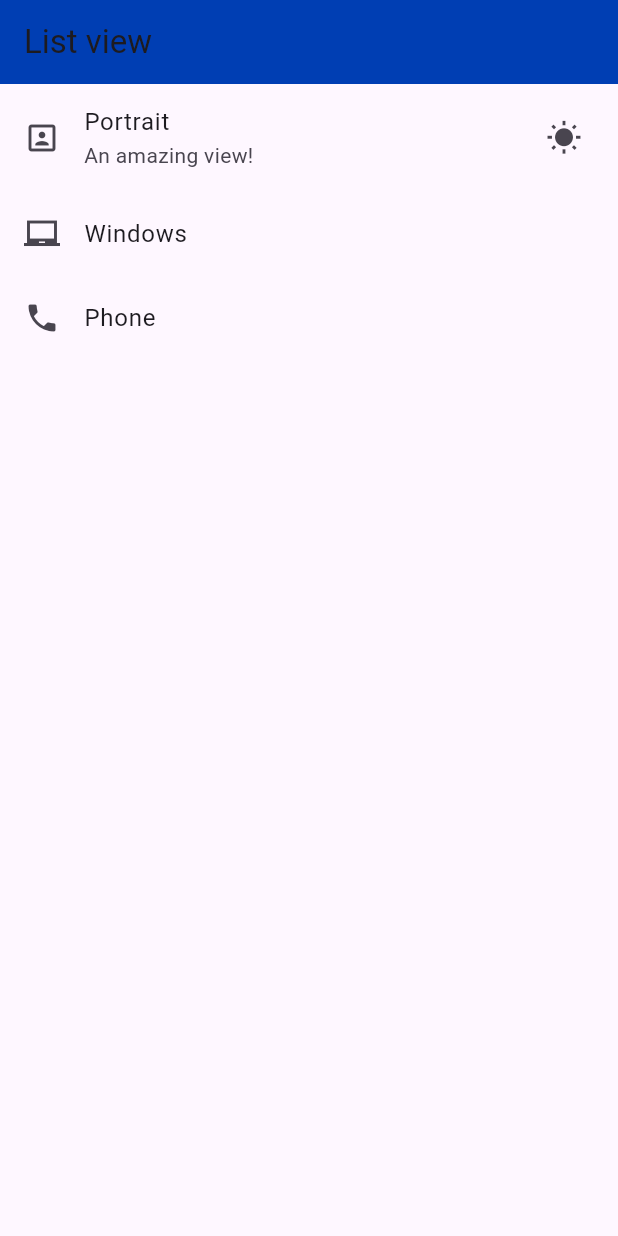
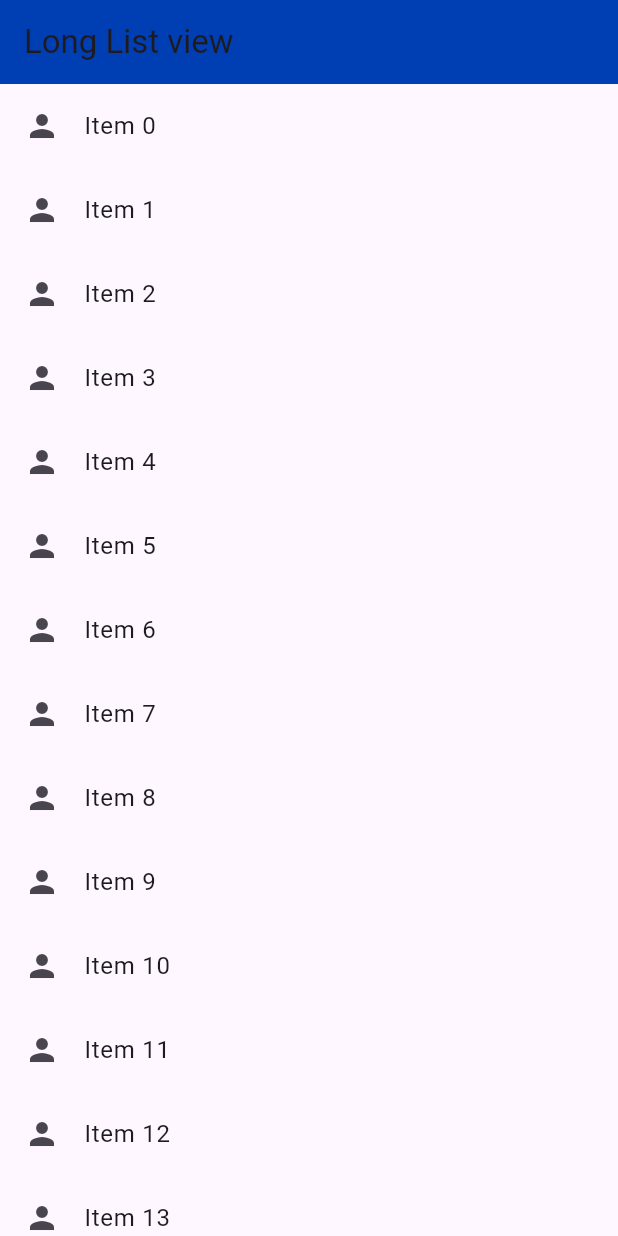
Before and after one commit to Benedict-Ik/Smartherd-flutter-tutorial, a Flutter app: the screen it shows after launch, on a phone screen of 412 x 824 dp. Run offline on Flutter 3.47's test engine with Material 3 defaults, Android fonts, the phone set to English and light mode, and no system bars; missing offline and left inert: dart:js.

Commit message:
Modified main.dart and README.md files, and created LongList.dart file

```diff
--- a/lib/main.dart
+++ b/lib/main.dart
@@ -1,7 +1,8 @@
 // Imports all material UI widgets
+import 'dart:js';
 import "package:flutter/material.dart";
 import 'package:namer_app/widgets/ListView.dart';
-// Importing the first_screen widget in the main file
+import 'package:namer_app/widgets/LongList.dart';
 import './widgets/HomeWidget.dart';
 
 // Paused in tutorial 2.4
@@ -21,9 +22,9 @@ class FlutterApp extends StatelessWidget {
         // home: RowWidget());
         home: Scaffold(
             appBar: AppBar(
-              title: Text("List view"),
+              title: Text("Long List view"),
               backgroundColor: Color.fromARGB(255, 0, 62, 179),
             ),
-            body: getListView()));
+            body: getLongListView()));
   }
 }
--- a/lib/widgets/FirstScreen.dart
+++ b/lib/widgets/FirstScreen.dart
@@ -9,7 +9,7 @@ class FirstScreen extends StatelessWidget {
       color: Colors.white,
       child: Center(
         child: Text(
-          "This is the ListView branch!!!",
+          "This is the Long List branch!!!",
           textDirection: TextDirection.ltr,
           textAlign: TextAlign.center,
           style: TextStyle(fontSize: 20, color: Colors.red),
--- /dev/null
+++ b/lib/widgets/LongList.dart
@@ -0,0 +1,28 @@
+// Imports all material UI widgets
+import "package:flutter/material.dart";
+
+// Preparing data source for long list
+List<String> getListElements() {
+  // Preparing a list of 50 items
+  var items = List<String>.generate(50, (counter) => "Item $counter");
+  return items;
+}
+
+// Converting the data source into widgets
+Widget getLongListView() {
+  // Importing the data source
+  var listItems = getListElements();
+
+  // The builder function calls the inner method only for those elements
+  // visible on the screen
+  var listView = ListView.builder(itemBuilder: (context, index) {
+    // What should be your list item? Remember it can be any widget
+    // In the below, we want it to be a ListTile
+    return ListTile(
+      leading: Icon(Icons.person),
+      title: Text(listItems[index]),
+      onTap: () => debugPrint("${listItems[index]} was tapped"),
+    );
+  });
+  return listView;
+}
```
Also changed, not shown: 1 other file.
